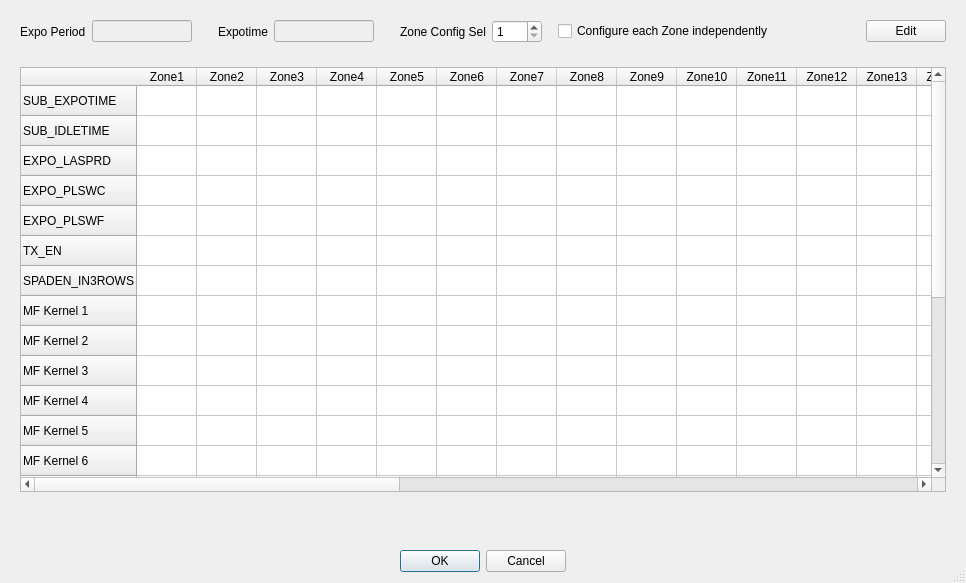
Before: the Qt Designer form Hawk/HawkGUI_v002/GUI/uis/pages/roi_zone_config.ui in HongGang-Pub/Adaps, drawn with Qt 5.
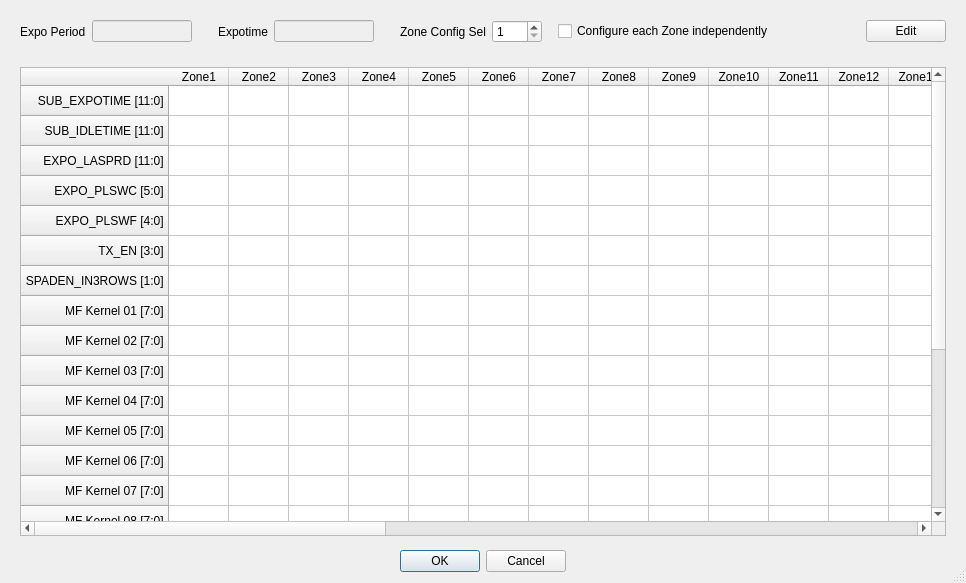
After: the same form once the commit is applied.

What changed in the file:
```diff
--- a/Hawk/HawkGUI_v002/GUI/uis/pages/roi_zone_config.ui
+++ b/Hawk/HawkGUI_v002/GUI/uis/pages/roi_zone_config.ui
@@ -294,117 +294,186 @@
         </attribute>
         <row>
          <property name="text">
-          <string>SUB_EXPOTIME</string>
+          <string>SUB_EXPOTIME [11:0] </string>
          </property>
+         <property name="textAlignment">
+          <set>AlignTrailing|AlignVCenter</set>
+         </property>
         </row>
         <row>
          <property name="text">
-          <string>SUB_IDLETIME</string>
+          <string>SUB_IDLETIME [11:0] </string>
          </property>
+         <property name="textAlignment">
+          <set>AlignTrailing|AlignVCenter</set>
+         </property>
         </row>
         <row>
          <property name="text">
-          <string>EXPO_LASPRD</string>
+          <string>EXPO_LASPRD [11:0] </string>
          </property>
+         <property name="textAlignment">
+          <set>AlignTrailing|AlignVCenter</set>
+         </property>
         </row>
         <row>
          <property name="text">
-          <string>EXPO_PLSWC</string>
+          <string>EXPO_PLSWC [5:0] </string>
          </property>
+         <property name="textAlignment">
+          <set>AlignTrailing|AlignVCenter</set>
+         </property>
         </row>
         <row>
          <property name="text">
-          <string>EXPO_PLSWF</string>
+          <string>EXPO_PLSWF [4:0] </string>
          </property>
+         <property name="textAlignment">
+          <set>AlignTrailing|AlignVCenter</set>
+         </property>
         </row>
         <row>
          <property name="text">
-          <string>TX_EN</string>
+          <string>TX_EN [3:0] </string>
          </property>
+         <property name="textAlignment">
+          <set>AlignTrailing|AlignVCenter</set>
+         </property>
         </row>
         <row>
          <property name="text">
-          <string>SPADEN_IN3ROWS</string>
+          <string>SPADEN_IN3ROWS [1:0] </string>
          </property>
+         <property name="textAlignment">
+          <set>AlignTrailing|AlignVCenter</set>
+         </property>
         </row>
         <row>
          <property name="text">
-          <string>MF Kernel 1</string>
+          <string>MF Kernel 01 [7:0] </string>
          </property>
+         <property name="textAlignment">
+          <set>AlignTrailing|AlignVCenter</set>
+         </property>
         </row>
         <row>
          <property name="text">
-          <string>MF Kernel 2</string>
+          <string>MF Kernel 02 [7:0] </string>
          </property>
+         <property name="textAlignment">
+          <set>AlignTrailing|AlignVCenter</set>
+         </property>
         </row>
         <row>
          <property name="text">
-          <string>MF Kernel 3</string>
+          <string>MF Kernel 03 [7:0] </string>
          </property>
+         <property name="textAlignment">
+          <set>AlignTrailing|AlignVCenter</set>
+         </property>
         </row>
         <row>
          <property name="text">
-          <string>MF Kernel 4</string>
+          <string>MF Kernel 04 [7:0] </string>
          </property>
+         <property name="textAlignment">
+          <set>AlignTrailing|AlignVCenter</set>
+         </property>
         </row>
         <row>
          <property name="text">
-          <string>MF Kernel 5</string>
+          <string>MF Kernel 05 [7:0] </string>
          </property>
+         <property name="textAlignment">
+          <set>AlignTrailing|AlignVCenter</set>
+         </property>
         </row>
         <row>
          <property name="text">
-          <string>MF Kernel 6</string>
+          <string>MF Kernel 06 [7:0] </string>
          </property>
+         <property name="textAlignment">
+          <set>AlignTrailing|AlignVCenter</set>
+         </property>
         </row>
         <row>
          <property name="text">
-          <string>MF Kernel 7</string>
+          <string>MF Kernel 07 [7:0] </string>
          </property>
+         <property name="textAlignment">
+          <set>AlignTrailing|AlignVCenter</set>
+         </property>
         </row>
         <row>
          <property name="text">
-          <string>MF Kernel 8</string>
+          <string>MF Kernel 08 [7:0] </string>
          </property>
+         <property name="textAlignment">
+          <set>AlignTrailing|AlignVCenter</set>
+         </property>
         </row>
         <row>
          <property name="text">
-          <string>MF Kernel 9</string>
+          <string>MF Kernel 09 [7:0] </string>
          </property>
+         <property name="textAlignment">
+          <set>AlignTrailing|AlignVCenter</set>
+         </property>
         </row>
         <row>
          <property name="text">
-          <string>MF Kernel 10</string>
+          <string>MF Kernel 10 [7:0] </string>
          </property>
+         <property name="textAlignment">
+          <set>AlignTrailing|AlignVCenter</set>
+         </property>
         </row>
         <row>
          <property name="text">
-          <string>MF Kernel 11</string>
+          <string>MF Kernel 11 [7:0] </string>
          </property>
+         <property name="textAlignment">
+          <set>AlignTrailing|AlignVCenter</set>
+         </property>
         </row>
         <row>
          <property name="text">
-          <string>MF Kernel 12</string>
+          <string>MF Kernel 12 [7:0] </string>
          </property>
+         <property name="textAlignment">
+          <set>AlignTrailing|AlignVCenter</set>
+         </property>
         </row>
         <row>
          <property name="text">
-          <string>MF Kernel 13</string>
+          <string>MF Kernel 13 [7:0] </string>
          </property>
+         <property name="textAlignment">
+          <set>AlignTrailing|AlignVCenter</set>
+         </property>
         </row>
         <row>
          <property name="text">
-          <string>MF Kernel 14</string>
+          <string>MF Kernel 14 [7:0] </string>
          </property>
+         <property name="textAlignment">
+          <set>AlignTrailing|AlignVCenter</set>
+         </property>
         </row>
         <row>
          <property name="text">
-          <string>MF Kernel 15</string>
+          <string>MF Kernel 15 [7:0] </string>
          </property>
+         <property name="textAlignment">
+          <set>AlignTrailing|AlignVCenter</set>
+         </property>
         </row>
         <row>
          <property name="text">
-          <string>MF Kernel 16</string>
+          <string>MF Kernel 16 [7:0] </string>
+         </property>
+         <property name="textAlignment">
+          <set>AlignTrailing|AlignVCenter</set>
          </property>
         </row>
         <column>
@@ -582,34 +651,6 @@
      </layout>
     </widget>
    </item>
-   <item>
-    <widget class="QWidget" name="verticalWidget" native="true">
-     <property name="sizePolicy">
-      <sizepolicy hsizetype="Preferred" vsizetype="Maximum">
-       <horstretch>0</horstretch>
-       <verstretch>0</verstretch>
-      </sizepolicy>
-     </property>
-     <layout class="QGridLayout" name="gridLayout_3">
-      <item row="0" column="2">
-       <spacer name="horizontalSpacer_3">
-        <property name="orientation">
-         <enum>Qt::Horizontal</enum>
-        </property>
-        <property name="sizeType">
-         <enum>QSizePolicy::Expanding</enum>
-        </property>
-        <property name="sizeHint" stdset="0">
-         <size>
-          <width>40</width>
-          <height>20</height>
-         </size>
-        </property>
-       </spacer>
-      </item>
-     </layout>
-    </widget>
-   </item>
    <item>
     <widget class="QDialogButtonBox" name="buttonBox">
      <property name="locale">
```
